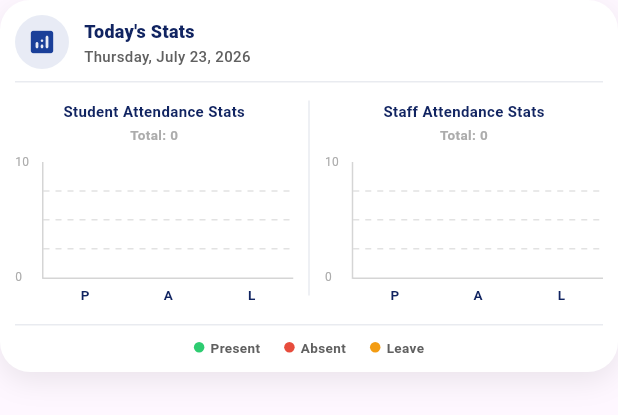
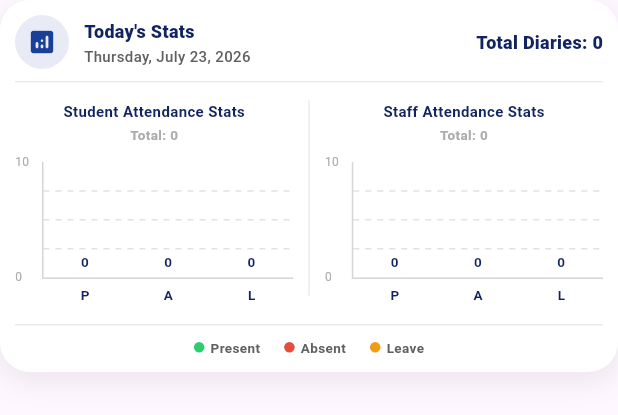
Before and after one commit to CASDev10/LGES-Teacher-Latest, a Flutter app: the TodayStatsCard widget shown alone on an empty page, opened directly with empty values, on a phone screen of 412 x 824 dp. Shown: the top 415 px of the screen. Run offline on Flutter 3.47's test engine with Material 3 defaults, Android fonts, the phone set to English and light mode, and no system bars; drawn by our look-alikes of fl_chart; our stand-ins replace bloc, bot_toast, dio, file_picker, firebase_core, firebase_messaging and 13 more; missing offline and left inert: dart:ffi, excel, flutter_pdfview, month_year_picker; accounts and stored records are empty; network calls fail; statements that could not run were skipped; project files that could hold a hidden picture were left out.

Commit message:
Update home_screen.dart

```diff
--- a/lib/module/home/pages/home_screen.dart
+++ b/lib/module/home/pages/home_screen.dart
@@ -280,17 +280,9 @@ class _HomeScreenState extends State<HomeScreen> {
                                       ),
                                     ),
                                   );
-                                } else if (dashboardState.dashboardStateStatus == DashboardStateStatus.failure) {
-                                  return SizedBox(
-                                    height: 160,
-                                    child: Center(
-                                      child: Text(
-                                        dashboardState.failure.message,
-                                        style: const TextStyle(color: Colors.white, fontSize: 13),
-                                      ),
-                                    ),
-                                  );
-                                } else if (dashboardState.dashboardStateStatus == DashboardStateStatus.success && dashboardState.dashboardStats != null) {
+                                }
+
+                                if (dashboardState.dashboardStateStatus == DashboardStateStatus.success && dashboardState.dashboardStats != null) {
                                   final stats = dashboardState.dashboardStats!;
                                   final studentStat = stats.studentAttendanceStatList != null && stats.studentAttendanceStatList!.isNotEmpty
                                       ? stats.studentAttendanceStatList!.first
@@ -299,6 +291,7 @@ class _HomeScreenState extends State<HomeScreen> {
                                       ? stats.employeeAtteandanceStatList!.first
                                       : null;
 
+                                  if (studentStat != null || teacherStat != null) {
                                     return TodayStatsCard(
                                       studentPresent: studentStat?.presentCount ?? 0,
                                       studentAbsent: studentStat?.absentCount ?? 0,
@@ -306,9 +299,27 @@ class _HomeScreenState extends State<HomeScreen> {
                                       teacherPresent: teacherStat?.presentCount ?? 0,
                                       teacherAbsent: teacherStat?.absentCount ?? 0,
                                       teacherLeave: teacherStat?.leaveCount ?? 0,
+                                      studentTotal:studentStat?.totalStudent??0 ,
+                                      teacherTotal: teacherStat?.totalEmployees??0,
+                                      totalDiaries: dashboardState.dashboardStats?.diaryStatList?.first.diariesSent??0,
                                     );
                                   }
-                                return const SizedBox(height: 160);
+                                }
+
+                                // Fallback UI (Logo) when data is null, empty, or failed
+                                return Column(
+                                  children: [
+                                    const SizedBox(height: 15),
+                                    Align(
+                                      alignment: Alignment.center,
+                                      child: Image.asset(
+                                        "assets/images/png/app_logo.png",
+                                        height: 150,
+                                        width: 150,
+                                      ),
+                                    ),
+                                  ],
+                                );
                               },
                             ),
                           ],
@@ -697,6 +708,9 @@ class TodayStatsCard extends StatelessWidget {
   final int teacherPresent;
   final int teacherAbsent;
   final int teacherLeave;
+  final int studentTotal;
+  final int teacherTotal;
+  final int totalDiaries;
 
   const TodayStatsCard({
     Key? key,
@@ -706,6 +720,9 @@ class TodayStatsCard extends StatelessWidget {
     required this.teacherPresent,
     required this.teacherAbsent,
     required this.teacherLeave,
+    required this.studentTotal,
+    required this.teacherTotal,
+    required this.totalDiaries,
   }) : super(key: key);
 
   @override
@@ -770,6 +787,16 @@ class TodayStatsCard extends StatelessWidget {
                   ],
                 ),
               ),
+            const SizedBox(width: 10),
+             Text(
+                      "Total Diaries: ${totalDiaries??0}",
+                      style: TextStyle(
+                        fontSize: 12,
+                        fontWeight: FontWeight.w800,
+                        color: AppColors.primaryDark,
+                        letterSpacing: 0.2,
+                      ),
+                    ),
              ],
           ),
           const SizedBox(height: 8),
@@ -789,6 +816,7 @@ class TodayStatsCard extends StatelessWidget {
                   present: studentPresent,
                   absent: studentAbsent,
                   leave: studentLeave,
+                  total: studentTotal,
                 ),
               ),
               Container(
@@ -803,6 +831,7 @@ class TodayStatsCard extends StatelessWidget {
                   present: teacherPresent,
                   absent: teacherAbsent,
                   leave: teacherLeave,
+                  total: teacherTotal,
                 ),
               ),
             ],
@@ -854,12 +883,12 @@ class TodayStatsCard extends StatelessWidget {
       ],
     );
   }
-}
-class MiniBarChart extends StatelessWidget {
+}class MiniBarChart extends StatelessWidget {
   final String title;
   final int present;
   final int absent;
   final int leave;
+  final int total;
 
   const MiniBarChart({
     Key? key,
@@ -867,11 +896,11 @@ class MiniBarChart extends StatelessWidget {
     required this.present,
     required this.absent,
     required this.leave,
+    required this.total,
   }) : super(key: key);
 
   @override
   Widget build(BuildContext context) {
-    final int total = present + absent + leave;
     final double maxVal = [present, absent, leave].reduce((a, b) => a > b ? a : b).toDouble();
     final double maxY = maxVal > 0 ? maxVal * 1.3 : 10.0;
 
@@ -903,14 +932,16 @@ class MiniBarChart extends StatelessWidget {
               alignment: BarChartAlignment.spaceAround,
               maxY: maxY,
               barTouchData: BarTouchData(
-                enabled: true,
+                enabled: false,
                 touchTooltipData: BarTouchTooltipData(
-                  getTooltipColor: (group) => AppColors.primaryDark,
+                  getTooltipColor: (group) => Colors.transparent,
+                  tooltipPadding: EdgeInsets.zero,
+                  tooltipMargin: 4,
                   getTooltipItem: (group, groupIndex, rod, rodIndex) {
                     return BarTooltipItem(
                       rod.toY.toInt().toString(),
                       const TextStyle(
-                        color: Colors.white,
+                        color: AppColors.primaryDark,
                         fontWeight: FontWeight.bold,
                         fontSize: 9,
                       ),
@@ -1001,6 +1032,7 @@ class MiniBarChart extends StatelessWidget {
               barGroups: [
                 BarChartGroupData(
                   x: 0,
+                  showingTooltipIndicators: [0],
                   barRods: [
                     BarChartRodData(
                       toY: present.toDouble(),
@@ -1016,6 +1048,7 @@ class MiniBarChart extends StatelessWidget {
                 ),
                 BarChartGroupData(
                   x: 1,
+                  showingTooltipIndicators: [0],
                   barRods: [
                     BarChartRodData(
                       toY: absent.toDouble(),
@@ -1031,6 +1064,7 @@ class MiniBarChart extends StatelessWidget {
                 ),
                 BarChartGroupData(
                   x: 2,
+                  showingTooltipIndicators: [0],
                   barRods: [
                     BarChartRodData(
                       toY: leave.toDouble(),
```
Lines whose indentation alone changed are shown as unchanged.
